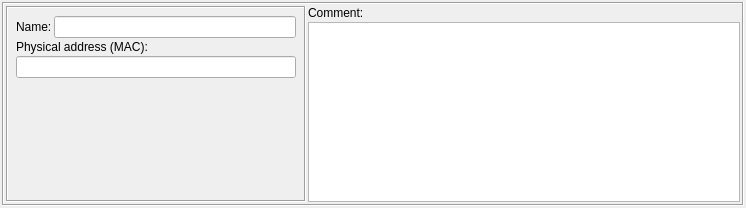
This is src/gui/physaddressdialog_q.ui in fwbuilder/fwbuilder as Qt 5 draws it before an edit. The edited form follows.
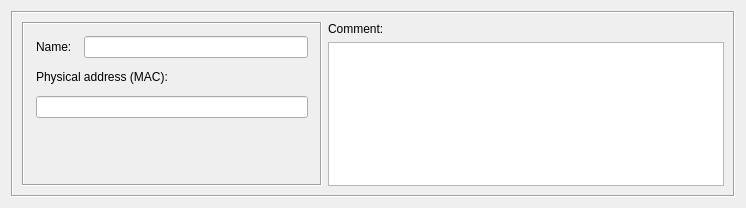
This is the edited form.

Commit message: See #501 Finally cleaned up dialog layout for all object dialogs. Had to remove default margin and spacing in the "form setting" for each dialog

Diff of the .ui file:
```diff
--- a/src/gui/physaddressdialog_q.ui
+++ b/src/gui/physaddressdialog_q.ui
@@ -15,19 +15,8 @@
   <property name="windowTitle" >
    <string>physAddress</string>
   </property>
-  <layout class="QGridLayout" >
-   <property name="margin" >
-    <number>2</number>
-   </property>
-   <property name="spacing" >
-    <number>2</number>
-   </property>
+  <layout class="QGridLayout" name="gridLayout" >
    <item row="0" column="0" >
-    <layout class="QVBoxLayout" >
-     <property name="spacing" >
-      <number>2</number>
-     </property>
-     <item>
       <widget class="QFrame" name="frame7" >
        <property name="frameShape" >
         <enum>QFrame::Box</enum>
@@ -64,7 +53,10 @@
           </property>
           <layout class="QGridLayout" >
            <property name="margin" >
-            <number>8</number>
+          <number>12</number>
+         </property>
+         <property name="spacing" >
+          <number>12</number>
            </property>
            <item row="0" column="0" >
             <widget class="QLabel" name="textLabel1" >
@@ -176,10 +168,7 @@
       </widget>
      </item>
     </layout>
-   </item>
-  </layout>
  </widget>
- <layoutdefault spacing="2" margin="2" />
  <tabstops>
   <tabstop>obj_name</tabstop>
   <tabstop>pAddress</tabstop>
```
Left out of the diff: 1 changed line with no effect on the pictures. Lines whose indentation alone changed are shown as unchanged. The commit also changes 30 other files.
